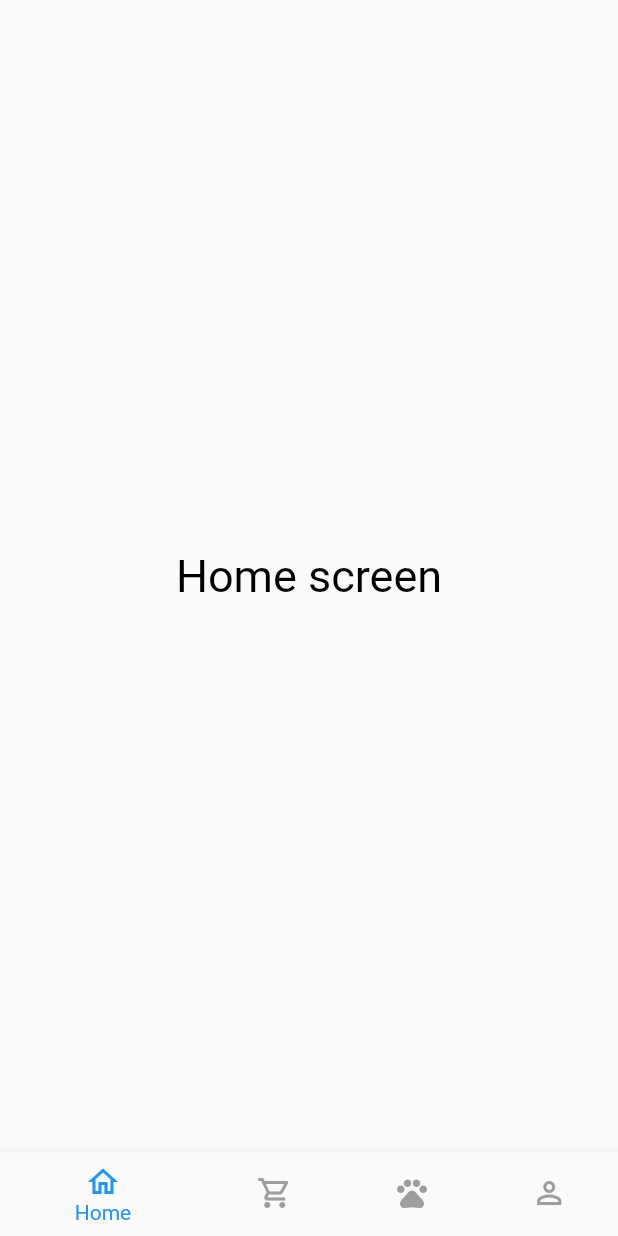
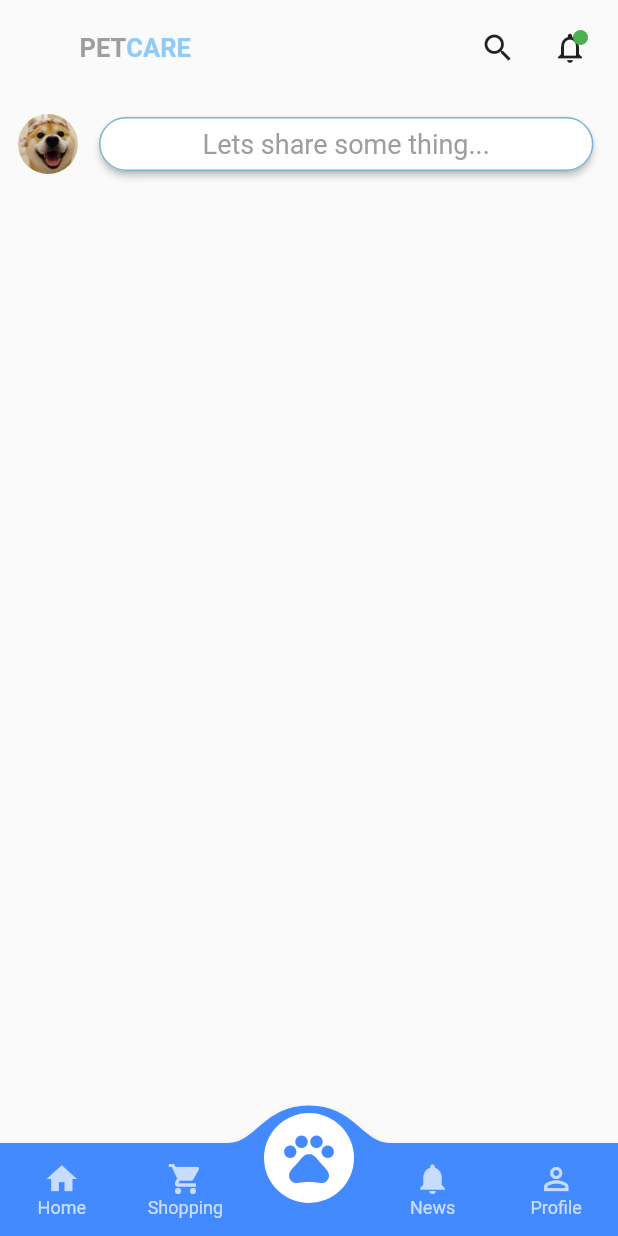
Before and after one commit to anh1901/PetCare, a Flutter app: the MainScreen screen opened directly, on a phone screen of 412 x 824 dp. Run offline on Flutter 3.47's test engine with Material 2 defaults, Android fonts, the phone set to English and light mode, and no system bars; drawn by our look-alikes of convex_bottom_bar; our stand-ins replace double_back_to_close_app; missing offline and left inert: animated_drawer.

Commit message:
Customizing home screen.

```diff
--- a/lib/main.dart
+++ b/lib/main.dart
@@ -14,6 +14,10 @@ class MyApp extends StatelessWidget {
     return MaterialApp(
       theme: lightTheme,
       debugShowCheckedModeBanner: false,
+      // supportedLocales: [
+      //   Locale('en', 'US'),
+      //   Locale('vi', 'VN'),
+      // ],
       title: 'Pet Care - Ứng dụng chăm sóc thú cưng',
       home: SplashScreen(),
     );
--- /dev/null
+++ b/lib/screens/home_screen/home_screen.dart
@@ -0,0 +1,126 @@
+import 'package:flutter/material.dart';
+import 'package:petcare/widgets/commons.dart';
+import 'package:petcare/widgets/custom_text.dart';
+
+class HomeScreen extends StatefulWidget {
+  // static navigate() {
+  //   navigatorKey.currentState.pushReplacement(pageBuilder(HomeScreen()));
+  // }
+
+  @override
+  _HomeScreenState createState() => _HomeScreenState();
+}
+
+class _HomeScreenState extends State<HomeScreen> {
+  @override
+  Widget build(BuildContext context) {
+    return Scaffold(
+      body: SafeArea(
+        child: ListView(
+          children: <Widget>[
+            Row(
+              mainAxisAlignment: MainAxisAlignment.spaceBetween,
+              children: [
+                Padding(
+                  padding: const EdgeInsets.only(left: 45.0, top: 0.0),
+                  child: Row(
+                    children: [
+                      Text(
+                        "PET",
+                        style: TextStyle(
+                            fontSize: 17,
+                            color: Colors.grey,
+                            fontWeight: FontWeight.bold),
+                      ),
+                      Text(
+                        "CARE",
+                        style: TextStyle(
+                            fontSize: 17,
+                            color: Colors.blue[200],
+                            fontWeight: FontWeight.bold),
+                      )
+                    ],
+                  ),
+                ),
+                Row(
+                  children: [
+                    IconButton(icon: Icon(Icons.search), onPressed: () {}),
+                    Stack(
+                      children: <Widget>[
+                        IconButton(
+                            icon: Icon(Icons.notifications_none),
+                            onPressed: () {}),
+                        Positioned(
+                          top: 12,
+                          right: 12,
+                          child: Container(
+                            height: 10,
+                            width: 10,
+                            decoration: BoxDecoration(
+                              color: green,
+                              borderRadius: BorderRadius.circular(20),
+                            ),
+                          ),
+                        ),
+                      ],
+                    ),
+                  ],
+                )
+              ],
+            ),
+            Divider(
+              color: Colors.white10,
+              thickness: 2,
+            ),
+            Row(
+              mainAxisAlignment: MainAxisAlignment.start,
+              children: [
+                Padding(
+                  padding: const EdgeInsets.all(4.0),
+                  child: GestureDetector(
+                    // onTap: () {
+                    //   Navigator.push(
+                    //     context,
+                    //     MaterialPageRoute(
+                    //         builder: (context) => ProfileScreen()),
+                    //   );
+                    // },
+                    child: CircleAvatar(
+                      radius: 20,
+                      backgroundColor: Colors.white,
+                      child: ClipRRect(
+                        borderRadius: BorderRadius.circular(20),
+                        child: Image.asset("assets/images/avatar.png"),
+                      ),
+                    ),
+                  ),
+                ),
+                Padding(
+                  padding: const EdgeInsets.only(left: 10),
+                  child: SizedBox(
+                    width: MediaQuery.of(context).size.width * 0.8,
+                    child: RaisedButton(
+                      shape: RoundedRectangleBorder(
+                          borderRadius: BorderRadius.circular(18.0),
+                          side: BorderSide(
+                              color: Color.fromRGBO(121, 181, 206, 1.0))),
+                      onPressed: () {},
+                      padding: EdgeInsets.all(5.0),
+                      color: Colors.white,
+                      textColor: Color.fromRGBO(91, 106, 220, 1.0),
+                      child: CustomText(
+                        text: "Lets share some thing...",
+                        size: 18,
+                        color: grey,
+                      ),
+                    ),
+                  ),
+                ),
+              ],
+            ),
+          ],
+        ),
+      ),
+    );
+  }
+}
--- a/lib/screens/main_screen.dart
+++ b/lib/screens/main_screen.dart
@@ -1,3 +1,5 @@
+import 'package:convex_bottom_bar/convex_bottom_bar.dart';
+import 'package:double_back_to_close_app/double_back_to_close_app.dart';
 import 'package:flutter/material.dart';
 import 'package:petcare/widgets/child_widget.dart';
 
@@ -25,10 +27,11 @@ class _MainScreenState extends State<MainScreen> {
   @override
   Widget build(BuildContext context) {
     return Scaffold(
-      bottomNavigationBar: BottomNavigationBar(
-        selectedItemColor: Theme.of(context).primaryColor,
-        unselectedItemColor: Colors.grey[500],
-        currentIndex: currentIndex,
+      bottomNavigationBar: ConvexAppBar(
+        style: TabStyle.fixedCircle,
+        color: Colors.white70,
+        backgroundColor: Colors.blueAccent,
+        height: 62,
         onTap: (value) {
           currentIndex = value;
           _pageController.animateToPage(
@@ -39,25 +42,16 @@ class _MainScreenState extends State<MainScreen> {
           setState(() {});
         },
         items: [
-          BottomNavigationBarItem(
-            icon: Icon(Icons.home_outlined),
-            title: Text("Home"),
+          TabItem(icon: Icons.home, title: 'Home'),
+          TabItem(icon: Icons.shopping_cart, title: 'Shopping'),
+          TabItem(icon: Icons.pets, title: 'Pets'),
+          TabItem(icon: Icons.notifications, title: 'News'),
+          TabItem(icon: Icons.perm_identity, title: 'Profile'),
+        ],
+        initialActiveIndex: 2,
       ),
-          BottomNavigationBarItem(
-            icon: Icon(Icons.shopping_cart_outlined),
-            title: Text("Shopping"),
-          ),
-          BottomNavigationBarItem(
-            icon: Icon(Icons.pets),
-            title: Text("Pets"),
-          ),
-          BottomNavigationBarItem(
-            icon: Icon(Icons.perm_identity_outlined),
-            title: Text("Profile"),
-          ),
-        ],
-      ),
-      body: PageView(
+      body: DoubleBackToCloseApp(
+        child: PageView(
           controller: _pageController,
           onPageChanged: (page) {
             setState(() {
@@ -68,8 +62,16 @@ class _MainScreenState extends State<MainScreen> {
             ChildWidget(menu: AvailableMenu.Home),
             ChildWidget(menu: AvailableMenu.Shopping),
             ChildWidget(menu: AvailableMenu.Pets),
+            ChildWidget(menu: AvailableMenu.Notifications),
             ChildWidget(menu: AvailableMenu.Profile),
           ],
+        ),
+        snackBar: SnackBar(
+          content: SizedBox(child: Text('Tap back again to leave')),
+          backgroundColor: Colors.black26,
+          behavior: SnackBarBehavior.floating,
+          margin: EdgeInsets.only(bottom: 70, left: 10.0, right: 10.0),
+        ),
       ),
     );
   }
--- /dev/null
+++ b/lib/utils/navigator.dart
@@ -0,0 +1,3 @@
+import 'package:flutter/material.dart';
+
+final GlobalKey<NavigatorState> navigatorKey = GlobalKey<NavigatorState>();
--- a/lib/widgets/child_widget.dart
+++ b/lib/widgets/child_widget.dart
@@ -1,6 +1,9 @@
 import 'package:flutter/material.dart';
-
-import 'custom_text.dart';
+import 'package:petcare/screens/home_screen/home_screen.dart';
+import 'package:petcare/screens/notifications_screen/notification_screen.dart';
+import 'package:petcare/screens/pets_screen/pets_screen.dart';
+import 'package:petcare/screens/profile_screen/profile_screen.dart';
+import 'package:petcare/screens/shopping_screen/shopping_screen.dart';
 
 class ChildWidget extends StatelessWidget {
   final AvailableMenu menu;
@@ -10,31 +13,31 @@ class ChildWidget extends StatelessWidget {
   @override
   Widget build(BuildContext context) {
     String screen = "";
+    Widget child;
     if (menu == AvailableMenu.Home) {
       screen = "Home";
+      child = HomeScreen();
     } else if (menu == AvailableMenu.Shopping) {
       screen = "Shopping";
+      child = ShoppingScreen();
     } else if (menu == AvailableMenu.Pets) {
       screen = "Pets";
+      child = PetsScreen();
+    } else if (menu == AvailableMenu.Notifications) {
+      screen = "Notifications";
+      child = NotificationsScreen();
     } else {
       screen = "Profile";
+      child = ProfileScreen();
     }
 
     return SafeArea(
       child: Padding(
         padding: const EdgeInsets.all(8.0),
-        child: Column(
-          mainAxisAlignment: MainAxisAlignment.center,
-          children: <Widget>[
-            CustomText(
-              text: "$screen screen",
-              size: 30,
-            ),
-          ],
-        ),
+        child: child,
       ),
     );
   }
 }
 
-enum AvailableMenu { Home, Shopping, Pets, Profile }
+enum AvailableMenu { Home, Shopping, Pets, Profile, Notifications }
--- a/pubspec.yaml
+++ b/pubspec.yaml
@@ -38,6 +38,8 @@ dependencies:
   flutter_cupertino_date_picker: ^1.0.26+2
   date_field: ^0.1.2
   animated_drawer: ^0.0.4
+  double_back_to_close_app: ^2.0.1
+  convex_bottom_bar: ^3.0.0
 
 dev_dependencies:
   flutter_test:
```
Also changed, not shown: lib/screens/aboutus_screen/Aboutus_screen.dart (added, +28 -0 lines), lib/screens/basic_screen.dart (+19 -19 lines), lib/screens/notifications_screen/notification_screen.dart (added, +29 -0 lines), lib/screens/pets_screen/pets_screen.dart (added, +29 -0 lines), lib/screens/profile_screen/profile_screen.dart (added, +29 -0 lines), lib/screens/shopping_screen/shopping_screen.dart (added, +29 -0 lines), lib/widgets/transitions.dart (added, +29 -0 lines), assets/images/avatar.png (added), pubspec.lock. Lines whose indentation alone changed are shown as unchanged.
